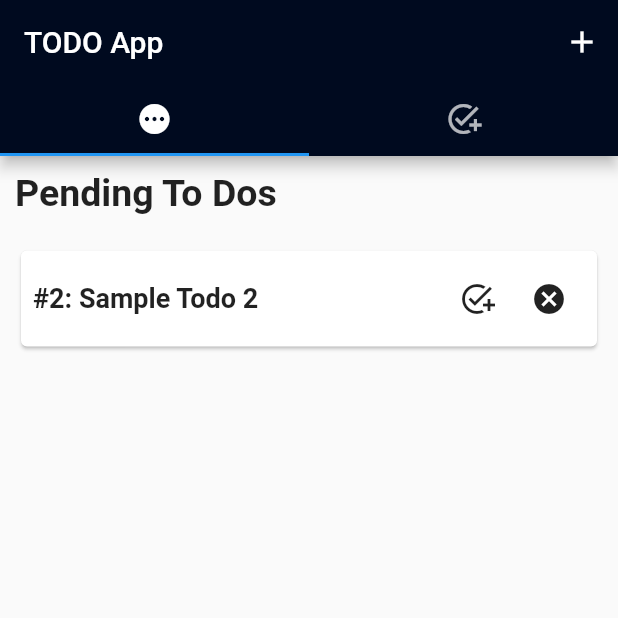
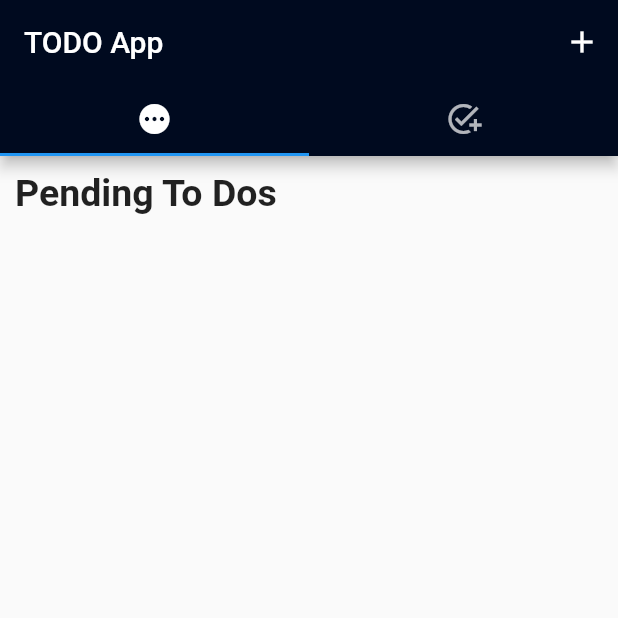
Before and after one commit to ElieBamunoba/Todo_app, a Flutter app: the screen it shows after launch, after a tap on the "cancel" icon, after a tap on the "add task" icon, on a phone screen of 412 x 824 dp, the top half of it. Run offline on Flutter 3.47's test engine with Material 2 defaults, Android fonts, the phone set to English and light mode, and no system bars; our stand-ins replace bloc, equatable, flutter_bloc.

Commit message:
todo filter

```diff
--- a/lib/blocs/todos_filter/todos_filter_bloc.dart
+++ b/lib/blocs/todos_filter/todos_filter_bloc.dart
@@ -22,14 +22,14 @@ class TodosFilterBloc extends Bloc<TodosFilterEvent, TodosFilterState> {
 
     todosSubscription = todosBloc.stream.listen((state) {
       add(
-        const UpdateTodos(),
+        const UpdateFilter(),
       );
     });
   }
   void _onUpdateTodos(UpdateTodos event, Emitter<TodosFilterState> emit) {
     final state = _todosBloc.state;
     if (state is TodosLoaded) {
-      List<Todo> todos = state.todos.where((todo) {
+      List<Todo> filteredTodos = state.todos.where((todo) {
         switch (event.todosFilter) {
           case TodosFilter.all:
             return true;
@@ -42,7 +42,10 @@ class TodosFilterBloc extends Bloc<TodosFilterEvent, TodosFilterState> {
         }
       }).toList();
       emit(
-        TodosFilterLoaded(filteredTodos: todos),
+        TodosFilterLoaded(
+          filteredTodos: filteredTodos,
+          todosFilter: event.todosFilter,
+        ),
       );
     }
   }
@@ -60,4 +63,10 @@ class TodosFilterBloc extends Bloc<TodosFilterEvent, TodosFilterState> {
       );
     }
   }
+
+  @override
+  Future<void> close() {
+    todosSubscription.cancel();
+    return super.close();
+  }
 }
--- a/lib/models/todos_model.dart
+++ b/lib/models/todos_model.dart
@@ -1,3 +1,5 @@
+import 'package:equatable/equatable.dart';
+
 import 'package:equatable/equatable.dart';
 
 class Todo extends Equatable {
@@ -6,12 +8,18 @@ class Todo extends Equatable {
   final String description;
   bool? isCompleted;
   bool? isCancelled;
-  Todo(
-      {required this.id,
-      required this.task,
-      required this.description,
-      this.isCancelled,
-      this.isCompleted});
+
+  Todo({
+    required this.id,
+    required this.task,
+    required this.description,
+    this.isCompleted,
+    this.isCancelled,
+  }) {
+    isCompleted = isCompleted ?? false;
+    isCancelled = isCancelled ?? false;
+  }
+
   Todo copyWith({
     String? id,
     String? task,
@@ -36,7 +44,6 @@ class Todo extends Equatable {
         isCompleted,
         isCancelled,
       ];
-
   static List<Todo> todos = [
     Todo(id: '1', task: 'Sample Todo 1', description: 'This is a test Todo'),
     Todo(id: '2', task: 'Sample Todo 2', description: 'This is a test Todo'),
--- a/lib/presentation/widgets/todo_card.dart
+++ b/lib/presentation/widgets/todo_card.dart
@@ -28,7 +28,9 @@ class TodoCard extends StatelessWidget {
                 fontWeight: FontWeight.bold,
               ),
             ),
-            Row(
+            BlocBuilder<TodosBloc, TodosState>(
+              builder: (context, state) {
+                return Row(
                   children: [
                     IconButton(
                       onPressed: () {
@@ -42,12 +44,18 @@ class TodoCard extends StatelessWidget {
                     ),
                     IconButton(
                       onPressed: () {
-                    context.read<TodosBloc>().add(DeleteTodo(todo: todo));
+                        context.read<TodosBloc>().add(
+                              DeleteTodo(
+                                todo: todo.copyWith(isCancelled: true),
+                              ),
+                            );
                       },
                       icon: const Icon(Icons.cancel),
                     ),
                   ],
-            )
+                );
+              },
+            ),
           ],
         ),
       ),
--- a/lib/presentation/widgets/todos_list.dart
+++ b/lib/presentation/widgets/todos_list.dart
@@ -25,9 +25,6 @@ class Todos extends StatelessWidget {
             ),
           );
         } else if (state is TodosFilterLoaded) {
-          print(
-            state.filteredTodos,
-          );
           return Container(
             margin: const EdgeInsets.all(10),
             child: Column(
```
Also changed, not shown: lib/main.dart (+4 -3 lines). Lines whose indentation alone changed are shown as unchanged.
